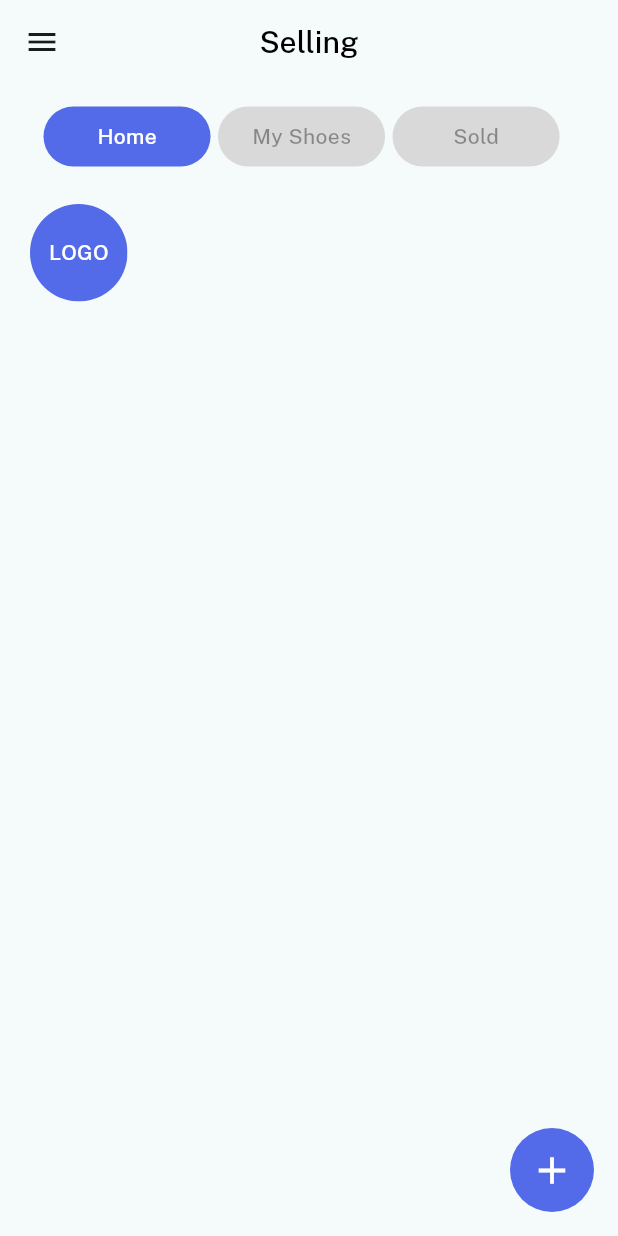
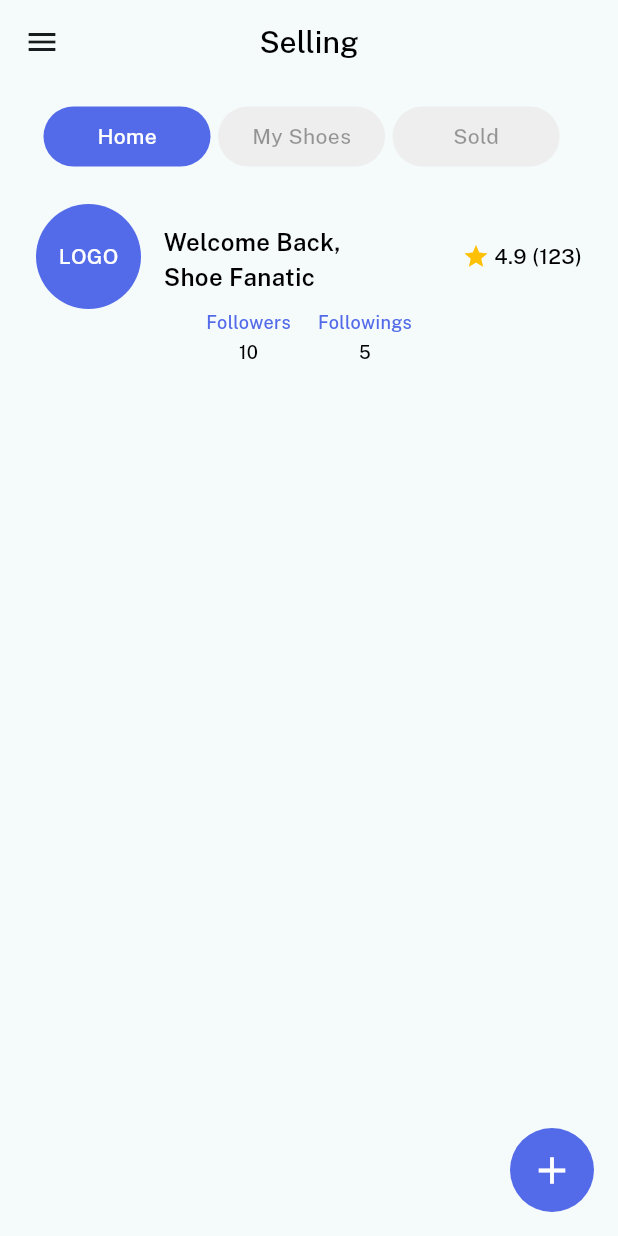
Before and after one commit to HAMZA-CH420/Shoe-Fanatic, a Flutter app: the SellingScreen screen opened directly, on a phone screen of 412 x 824 dp. Run offline on Flutter 3.47's test engine with Material 3 defaults, Android fonts, the light colour scheme and no system bars; our stand-ins replace flutter_svg, google_fonts, iconsax, permission_handler, smooth_page_indicator.

Commit message:
minor changes

```diff
--- a/lib/Features/SellingScreen/TabScreens/home.dart
+++ b/lib/Features/SellingScreen/TabScreens/home.dart
@@ -1,5 +1,5 @@
 import 'package:flutter/material.dart';
-import 'package:shoe_fantastic/Features/SellingScreen/widget/store_logo.dart';
+import 'package:shoe_fantastic/Features/SellingScreen/widget/store_details.dart';
 
 class Home extends StatelessWidget {
   const Home({super.key});
@@ -7,14 +7,13 @@ class Home extends StatelessWidget {
   @override
   Widget build(BuildContext context) {
     return Padding(
-      padding: const EdgeInsets.symmetric(horizontal: 20, vertical: 15),
+      padding: const EdgeInsets.symmetric(
+        horizontal: 20,
+        vertical: 15,
+      ),
       child: Column(
         children: [
-          Row(
-            children: [
-              StoreLogo(),
-            ],
-          ),
+          StoreDetails(),
         ],
       ),
     );
--- a/lib/Features/SellingScreen/selling_screen.dart
+++ b/lib/Features/SellingScreen/selling_screen.dart
@@ -89,7 +89,7 @@ class _SellingScreenState extends State<SellingScreen> {
                     decoration: BoxDecoration(
                         color: currentIndex == index
                             ? Palate.primaryColor
-                            : Color(0xffD9D9D9),
+                            : Colors.grey.shade200,
                         borderRadius: BorderRadius.circular(25)),
                     alignment: Alignment.center,
                     child: Text(
--- a/lib/Features/SellingScreen/widget/store_details.dart
+++ b/lib/Features/SellingScreen/widget/store_details.dart
@@ -1,10 +1,139 @@
-import 'package:flutter/cupertino.dart';
+import 'package:flutter/material.dart';
+import 'package:google_fonts/google_fonts.dart';
 
-class StoreDetails extends StatelessWidget {
+import '../../../Ui Helper/Color Palate/color_palate.dart';
+
+class StoreDetails extends StatefulWidget {
   const StoreDetails({super.key});
 
   @override
+  State<StoreDetails> createState() => _StoreDetailsState();
+}
+
+class _StoreDetailsState extends State<StoreDetails> {
+  @override
   Widget build(BuildContext context) {
-    return const Placeholder();
+    final size = MediaQuery.sizeOf(context);
+    return Container(
+      padding: const EdgeInsets.symmetric(horizontal: 4),
+      height: size.height / 7,
+      width: size.width,
+      child: Column(
+        children: [
+          Row(
+            mainAxisAlignment: MainAxisAlignment.spaceBetween,
+            children: [
+              Row(
+                spacing: 15,
+                children: [
+                  ClipRRect(
+                    borderRadius: BorderRadius.circular(50),
+                    child: Container(
+                      alignment: Alignment.center,
+                      height: 70,
+                      width: 70,
+                      color: Palate.primaryColor,
+                      child: Text(
+                        "LOGO",
+                        style: GoogleFonts.publicSans(
+                            fontWeight: FontWeight.w500, color: Colors.white),
+                      ),
+                    ),
+                  ),
+                  storeName(size)
+                ],
+              ),
+              ratings(),
+            ],
+          ),
+          SizedBox(
+            height: size.height / 20,
+            width: size.width / 3,
+            child: Row(
+              mainAxisAlignment: MainAxisAlignment.spaceBetween,
+              children: [
+                Column(
+                  spacing: 3,
+                  children: [
+                    Text(
+                      "Followers",
+                      style: GoogleFonts.publicSans(
+                        fontSize: 12,
+                        fontWeight: FontWeight.w500,
+                        color: Palate.primaryColor,
+                      ),
+                    ),
+                    Text(
+                      "10",
+                      style: GoogleFonts.publicSans(
+                        fontSize: 12,
+                        fontWeight: FontWeight.w500,
+                        color: Palate.blackColor,
+                      ),
+                    ),
+                  ],
+                ),
+                Column(
+                  spacing: 3,
+                  children: [
+                    Text(
+                      "Followings",
+                      style: GoogleFonts.publicSans(
+                        fontSize: 12,
+                        fontWeight: FontWeight.w500,
+                        color: Palate.primaryColor,
+                      ),
+                    ),
+                    Text(
+                      "5",
+                      style: GoogleFonts.publicSans(
+                        fontSize: 12,
+                        fontWeight: FontWeight.w500,
+                        color: Palate.blackColor,
+                      ),
+                    ),
+                  ],
+                ),
+              ],
+            ),
+          )
+        ],
+      ),
+    );
+  }
+
+  Widget storeName(var size) {
+    return SizedBox(
+      height: size.height / 20,
+      width: size.width / 2.8,
+      child: Text(
+        "Welcome Back, Shoe Fanatic",
+        style: GoogleFonts.publicSans(
+          fontWeight: FontWeight.w600,
+          fontSize: 16,
+          color: Palate.blackColor,
+        ),
+      ),
+    );
+  }
+
+  Widget ratings() {
+    return Row(
+      spacing: 3,
+      children: [
+        Icon(
+          Icons.star,
+          color: Colors.amber,
+          size: 18,
+        ),
+        Text(
+          "4.9 (123)",
+          style: GoogleFonts.publicSans(
+              fontSize: 14,
+              fontWeight: FontWeight.w500,
+              color: Palate.blackColor),
+        ),
+      ],
+    );
   }
 }
--- a/lib/Features/SellingScreen/widget/store_logo.dart
+++ /dev/null
@@ -1,26 +0,0 @@
-import 'package:flutter/material.dart';
-import 'package:google_fonts/google_fonts.dart';
-
-import '../../../Ui Helper/Color Palate/color_palate.dart';
-
-class StoreLogo extends StatelessWidget {
-  const StoreLogo({super.key});
-
-  @override
-  Widget build(BuildContext context) {
-    return ClipRRect(
-      borderRadius: BorderRadius.circular(50),
-      child: Container(
-        alignment: Alignment.center,
-        height: 65,
-        width: 65,
-        color: Palate.primaryColor,
-        child: Text(
-          "LOGO",
-          style: GoogleFonts.publicSans(
-              fontWeight: FontWeight.w500, color: Colors.white),
-        ),
-      ),
-    );
-  }
-}
```
